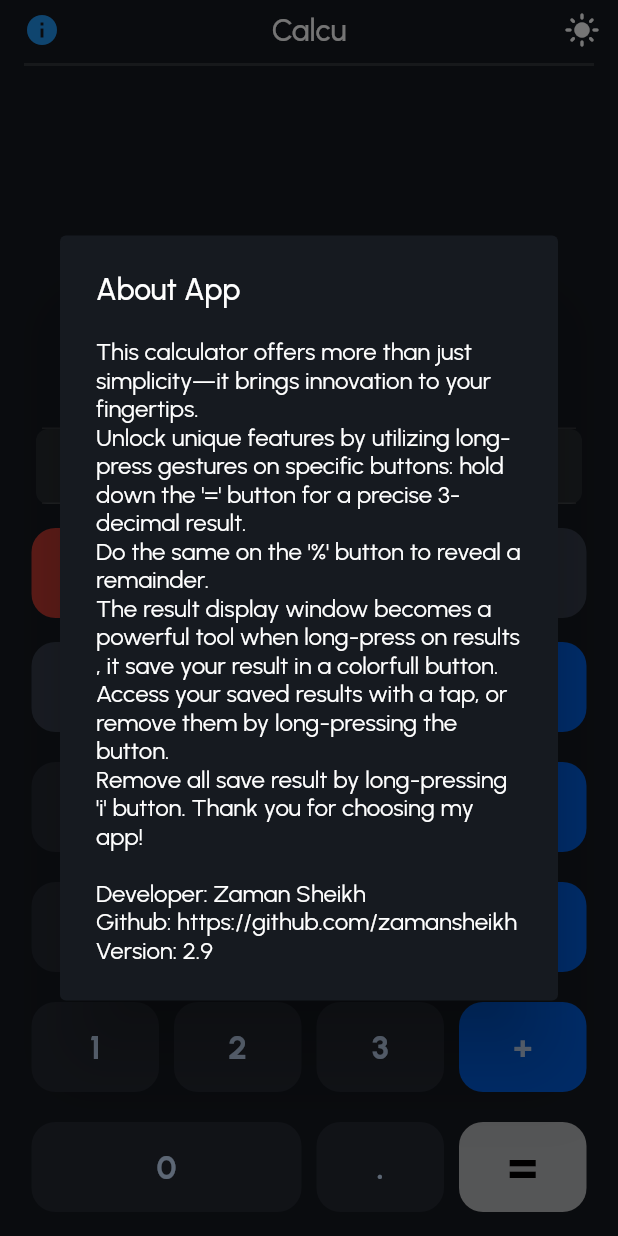
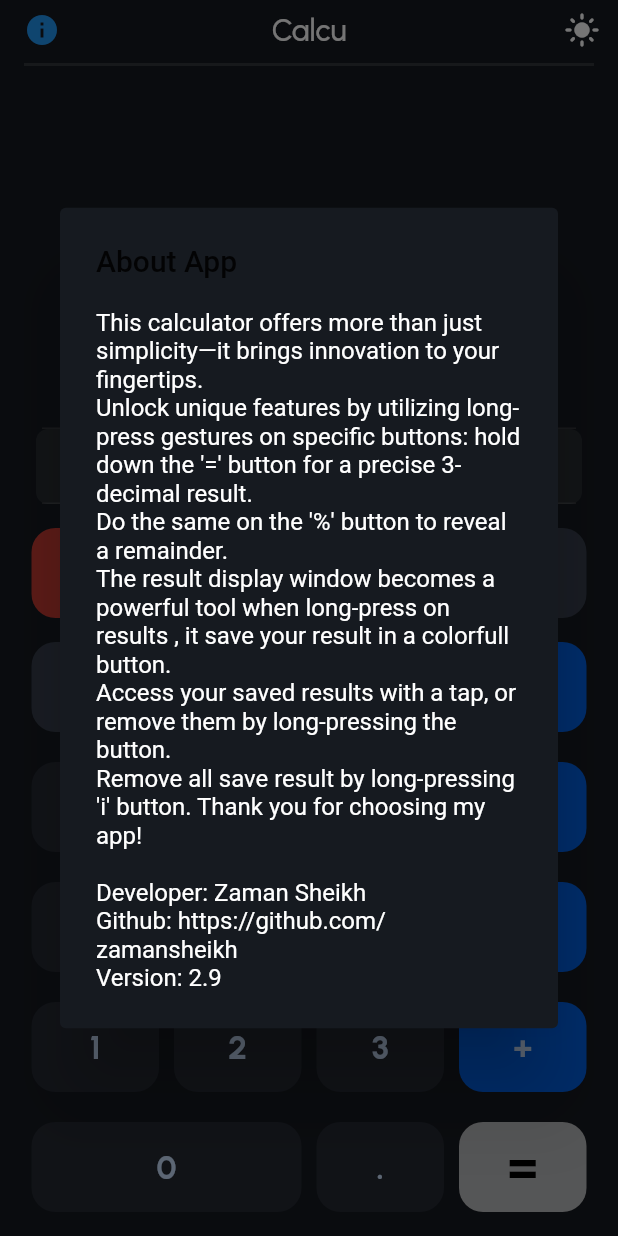
Before and after one commit to zamansheikh/Calcu, a Flutter app: the screen it shows after launch, after a tap on the "info" icon, on a phone screen of 412 x 824 dp. Run offline on Flutter 3.47's test engine with Material 2 defaults, Android fonts, the phone set to English and light mode, and no system bars; our stand-ins replace fluttertoast, math_expressions, shared_preferences; project files that could hold a hidden picture were left out.

Commit message:
Add Dark Theme

```diff
--- a/lib/components/tool_bar.dart
+++ b/lib/components/tool_bar.dart
@@ -1,79 +1,79 @@
-import 'package:calcu/config/app_strings.dart';
-import 'package:calcu/config/app_variable.dart';
-import 'package:flutter/material.dart';
-import 'package:shared_preferences/shared_preferences.dart';
-import '../styles/app_colors.dart';
+// import 'package:calcu/config/app_strings.dart';
+// import 'package:calcu/config/app_variable.dart';
+// import 'package:flutter/material.dart';
+// import 'package:shared_preferences/shared_preferences.dart';
+// import '../styles/app_colors.dart';
 
-class ToolBar extends StatefulWidget implements PreferredSizeWidget {
-  final String appBarName;
-  final List<Widget>? actions;
-  const ToolBar({super.key, required this.appBarName, this.actions});
+// class ToolBar extends StatefulWidget implements PreferredSizeWidget {
+//   final String appBarName;
+//   final List<Widget>? actions;
+//   const ToolBar({super.key, required this.appBarName, this.actions});
 
-  @override
-  State<ToolBar> createState() => _ToolBarState();
+//   @override
+//   State<ToolBar> createState() => _ToolBarState();
 
-  @override
-  Size get preferredSize => const Size.fromHeight(40);
-}
+//   @override
+//   Size get preferredSize => const Size.fromHeight(40);
+// }
 
-class _ToolBarState extends State<ToolBar> {
-  @override
-  void initState() {
-    super.initState();
-    readData();
-  }
+// class _ToolBarState extends State<ToolBar> {
+//   @override
+//   void initState() {
+//     super.initState();
+//     readData();
+//   }
 
-  readData() async {
-    SharedPreferences pref = await SharedPreferences.getInstance();
-    bool? isDarkMode = pref.getBool('isDark');
-    isDark = isDarkMode ?? true;
-  }
+//   themeLoadData() async {
+//     SharedPreferences pref = await SharedPreferences.getInstance();
+//     bool? isDarkMode = pref.getBool('isDark');
+//     isDark = isDarkMode ?? true;
+//   }
 
-  writeData() async {
-    SharedPreferences pref = await SharedPreferences.getInstance();
-    await pref.setBool('isDark', isDark);
-    setState(() {});
-  }
+//   themeData() async {
+//     SharedPreferences pref = await SharedPreferences.getInstance();
+//     await pref.setBool('isDark', isDark);
+//     setState(() {});
+//   }
 
-  @override
-  Widget build(BuildContext context) {
-    return AppBar(
-        backgroundColor:
-            isDark ? AppColors.calcuBackground : Colors.white.withOpacity(.5),
-        elevation: 0,
-        centerTitle: true,
-        leading:
-            TextButton(onPressed: _showDialog, child: const Icon(Icons.info)),
-        title: Text(
-          widget.appBarName,
-          style: TextStyle(color: isDark ? Colors.white : Colors.black),
-        ),
-        actions: [
-          IconButton(
-              onPressed: () {
-                setState(() {
-                  isDark = isDark ? false : true;
-                });
-              },
-              icon: Icon(
-                  (isDark) ? Icons.light_mode_rounded : Icons.dark_mode_sharp))
-        ]);
-  }
+//   @override
+//   Widget build(BuildContext context) {
+//     return AppBar(
+//         backgroundColor:
+//             isDark ? AppColors.calcuBackground : Colors.white.withOpacity(.5),
+//         elevation: 0,
+//         centerTitle: true,
+//         leading:
+//             TextButton(onPressed: _showDialog, child: const Icon(Icons.info)),
+//         title: Text(
+//           widget.appBarName,
+//           style: TextStyle(color: isDark ? Colors.white : Colors.black),
+//         ),
+//         actions: [
+//           IconButton(
+//               onPressed: () {
+//                 setState(() {
+//                   isDark = isDark ? false : true;
+//                 });
+//               },
+//               icon: Icon(
+//                   (isDark) ? Icons.light_mode_rounded : Icons.dark_mode_sharp))
+//         ]);
+//   }
 
-  void _showDialog() {
-    showDialog(
-      context: context,
-      builder: (context) {
-        return AlertDialog(
-          backgroundColor:
-              isDark ? AppColors.calcuBackground : Colors.white.withOpacity(.5),
-          title: const Text("About App"),
-          content: Text(
-            AppStrings.infoText,
-            style: TextStyle(color: isDark ? Colors.white : Colors.black),
-          ),
-        );
-      },
-    );
-  }
-}
+//   void _showDialog() {
+//     showDialog(
+//       context: context,
+//       builder: (context) {
+//         return AlertDialog(
+//           backgroundColor:
+//               isDark ? AppColors.calcuBackground : Colors.white.withOpacity(.5),
+//           title: const Text("About App"),
+//           content: Text(
+//             AppStrings.infoText,
+//             style: TextStyle(color: isDark ? Colors.white : Colors.black),
+//           ),
+//         );
+//       },
+//     );
+//   }
+// }
--- a/lib/config/app_strings.dart
+++ b/lib/config/app_strings.dart
@@ -1,7 +1,8 @@
 class AppStrings {
   static const fontFamily = 'Urbanist';
   static const calcu = 'Calcu';
-  static const infoText ="""This calculator offers more than just simplicity—it brings innovation to your fingertips.
+  static const infoText =
+      """This calculator offers more than just simplicity—it brings innovation to your fingertips.
 Unlock unique features by utilizing long-press gestures on specific buttons: hold down the '=' button for a precise 3-decimal result.
 Do the same on the '%' button to reveal a remainder.
 The result display window becomes a powerful tool when long-press on results , it save your result in a colorfull button.
@@ -11,5 +12,5 @@ Remove all save result by long-pressing 'i' button. Thank you for choosing my ap
 Developer: Zaman Sheikh
 Github: https://github.com/zamansheikh
 Version: 2.9""";
-
+  static const appBarName = 'Calcu';
 }
--- a/lib/main.dart
+++ b/lib/main.dart
@@ -3,7 +3,6 @@ import 'package:calcu/styles/app_colors.dart';
 import 'package:flutter/material.dart';
 import 'config/app_routes.dart';
 import 'config/app_strings.dart';
-
 
 void main() {
   runApp(const MyApp());
@@ -15,7 +14,6 @@ class MyApp extends StatelessWidget {
   @override
   Widget build(BuildContext context) {
     return MaterialApp(
-
       debugShowCheckedModeBanner: false,
       initialRoute: AppRoutes.calcu,
       routes: AppRoutes.pages,
--- a/lib/pages/calcu_page.dart
+++ b/lib/pages/calcu_page.dart
@@ -41,16 +41,29 @@ class _CalcuPageState extends State<CalcuPage> {
     await pref.setStringList('remvalu', remValue);
   }
 
+  themeLoadData() async {
+    SharedPreferences pref = await SharedPreferences.getInstance();
+    bool? isDarkMode = pref.getBool('isDark');
+    isDark = isDarkMode ?? true;
+  }
+
+  themeData() async {
+    SharedPreferences pref = await SharedPreferences.getInstance();
+    await pref.setBool('isDark', isDark);
+    setState(() {});
+  }
+
   @override
   void initState() {
     super.initState();
     readData();
-    isDark;
+    themeLoadData();
   }
 
   @override
   Widget build(BuildContext context) {
     return MaterialApp(
+      debugShowCheckedModeBanner: false,
       theme: ThemeData(
         fontFamily: AppStrings.fontFamily,
         scaffoldBackgroundColor:
@@ -58,7 +71,30 @@ class _CalcuPageState extends State<CalcuPage> {
         brightness: isDark ? Brightness.dark : Brightness.light,
       ),
       home: Scaffold(
-        appBar: const ToolBar(appBarName: AppStrings.calcu),
+        appBar: AppBar(
+            toolbarHeight: 40,
+            backgroundColor: isDark
+                ? AppColors.calcuBackground
+                : Colors.white.withOpacity(.5),
+            elevation: 0,
+            centerTitle: true,
+            leading: TextButton(
+                onPressed: _showDialog, child: const Icon(Icons.info)),
+            title: Text(
+              AppStrings.appBarName,
+              style: TextStyle(color: isDark ? Colors.white : Colors.black),
+            ),
+            actions: [
+              IconButton(
+                  onPressed: () {
+                    setState(() {
+                      isDark = isDark ? false : true;
+                    });
+                  },
+                  icon: Icon((isDark)
+                      ? Icons.light_mode_rounded
+                      : Icons.dark_mode_sharp))
+            ]),
         body: Padding(
           padding:
               const EdgeInsets.only(left: 16, right: 16, bottom: 16, top: 4),
@@ -697,4 +733,21 @@ class _CalcuPageState extends State<CalcuPage> {
     }
     return findAndReplace(value, index + 1);
   }
+
+  void _showDialog() {
+    showDialog(
+      context: context,
+      builder: (context) {
+        return AlertDialog(
+          backgroundColor:
+              isDark ? AppColors.calcuBackground : Colors.white.withOpacity(.5),
+          title: const Text("About App"),
+          content: Text(
+            AppStrings.infoText,
+            style: TextStyle(color: isDark ? Colors.white : Colors.black),
+          ),
+        );
+      },
+    );
+  }
 }
```
